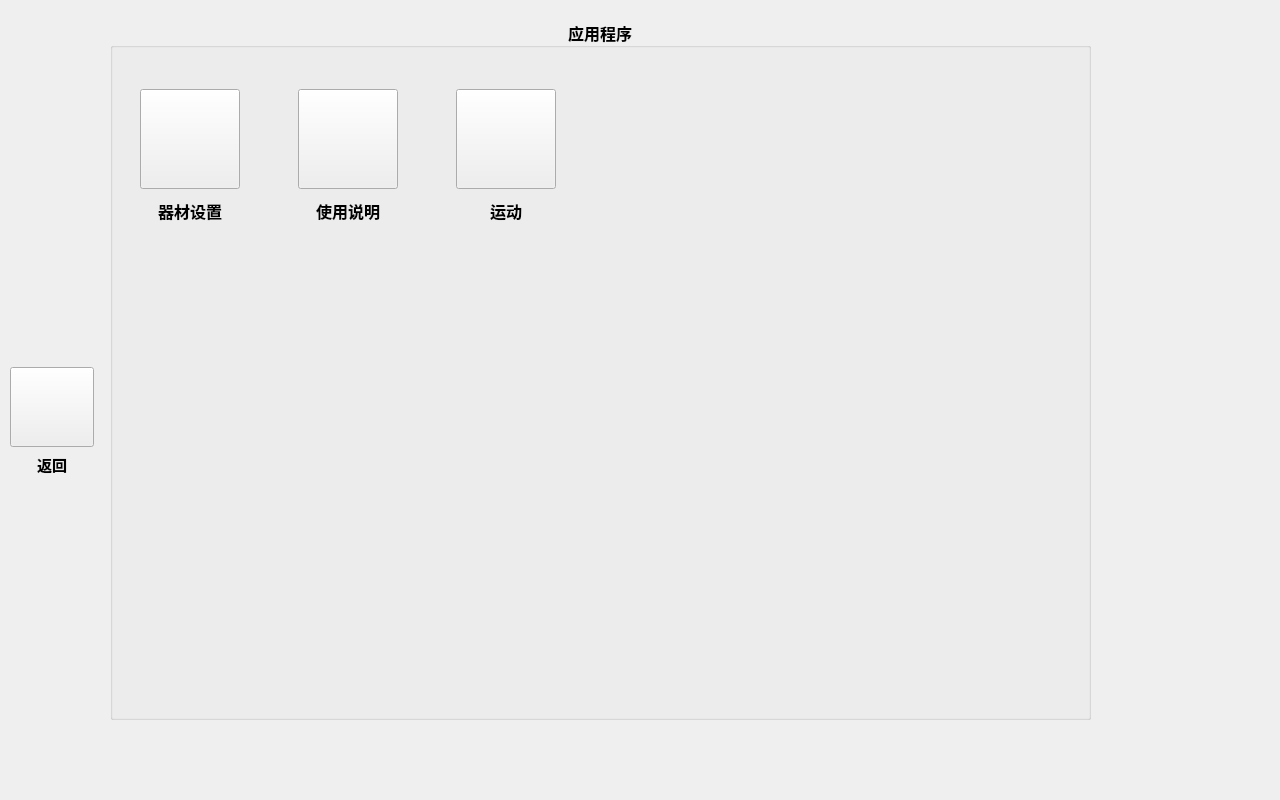
yuanluochen/Fitness-Eqiupment, file fitnessEquipment/application.ui: the form before one commit.
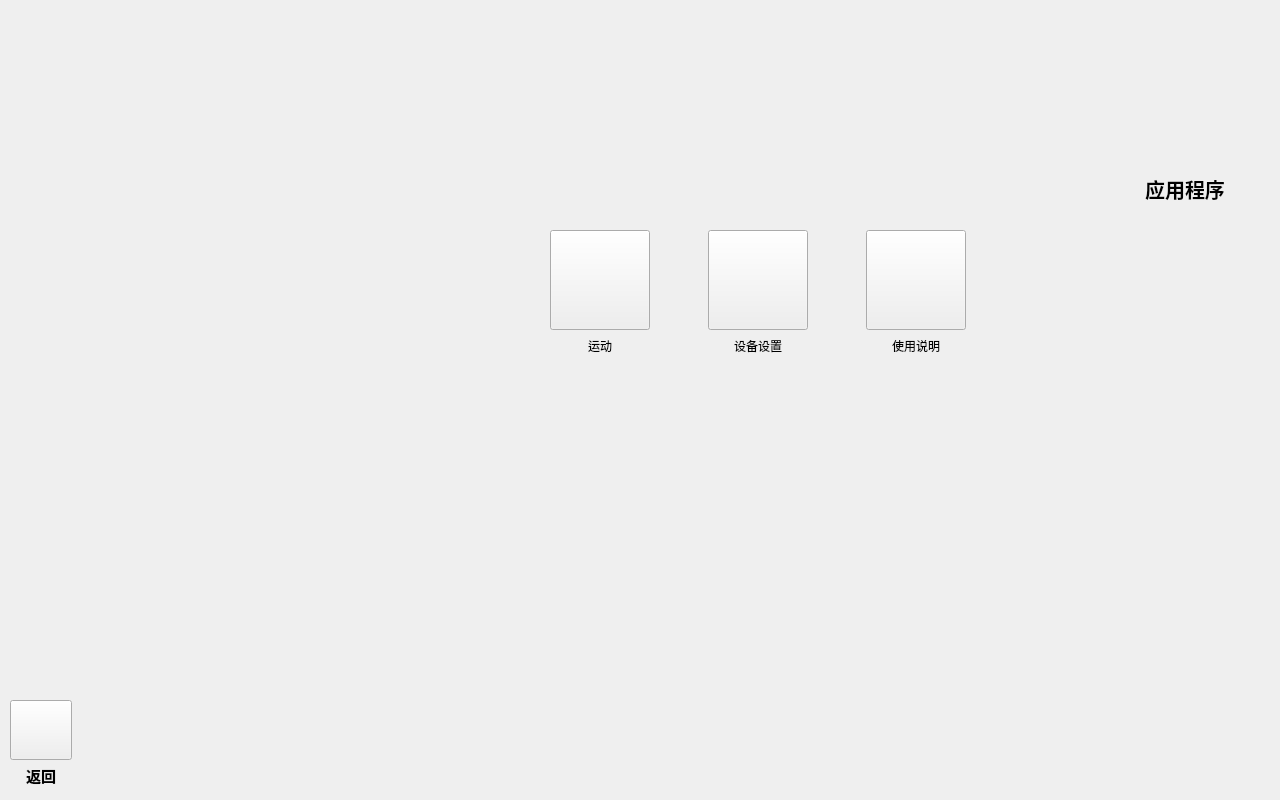
The form after the commit. Icons and pictures are not drawn.

Commit message: 优化了应用界面

What changed in the file:
```diff
--- a/fitnessEquipment/application.ui
+++ b/fitnessEquipment/application.ui
@@ -13,47 +13,140 @@
   <property name="windowTitle">
    <string>Form</string>
   </property>
-  <widget class="QGroupBox" name="groupBox">
+  <widget class="QLabel" name="label_7">
    <property name="geometry">
     <rect>
-     <x>110</x>
-     <y>19</y>
-     <width>981</width>
-     <height>701</height>
+     <x>20</x>
+     <y>230</y>
+     <width>471</width>
+     <height>451</height>
     </rect>
    </property>
+   <property name="styleSheet">
+    <string notr="true">border-image: url(:/resource/application/health.png);</string>
+   </property>
+   <property name="text">
+    <string/>
+   </property>
+  </widget>
+  <widget class="QWidget" name="">
+   <property name="geometry">
+    <rect>
+     <x>1110</x>
+     <y>20</y>
+     <width>152</width>
+     <height>184</height>
+    </rect>
+   </property>
+   <layout class="QVBoxLayout" name="verticalLayout">
+    <item>
+     <widget class="QLabel" name="label_6">
    <property name="minimumSize">
     <size>
-     <width>650</width>
+        <width>150</width>
+        <height>150</height>
+       </size>
+      </property>
+      <property name="maximumSize">
+       <size>
+        <width>150</width>
+        <height>150</height>
+       </size>
+      </property>
+      <property name="styleSheet">
+       <string notr="true">border-image: url(:/resource/application/application.png);</string>
+      </property>
+      <property name="text">
+       <string/>
+      </property>
+     </widget>
+    </item>
+    <item>
+     <widget class="QLabel" name="label_5">
+      <property name="minimumSize">
+       <size>
+        <width>0</width>
      <height>0</height>
     </size>
    </property>
+      <property name="maximumSize">
+       <size>
+        <width>150</width>
+        <height>150</height>
+       </size>
+      </property>
    <property name="font">
     <font>
-     <family>JetBrains Mono Light</family>
-     <pointsize>12</pointsize>
+        <pointsize>15</pointsize>
      <weight>75</weight>
      <bold>true</bold>
     </font>
    </property>
-   <property name="title">
+      <property name="text">
     <string>应用程序</string>
    </property>
    <property name="alignment">
     <set>Qt::AlignCenter</set>
    </property>
-   <widget class="QWidget" name="layoutWidget">
+     </widget>
+    </item>
+   </layout>
+  </widget>
+  <widget class="QWidget" name="">
     <property name="geometry">
      <rect>
-      <x>30</x>
-      <y>70</y>
+     <x>550</x>
+     <y>230</y>
       <width>416</width>
-      <height>137</height>
-     </rect>
-    </property>
-    <layout class="QGridLayout" name="gridLayout">
-     <item row="0" column="0">
-      <layout class="QVBoxLayout" name="settingLayout">
+     <height>126</height>
+    </rect>
+   </property>
+   <layout class="QHBoxLayout" name="horizontalLayout">
+    <item>
+     <layout class="QVBoxLayout" name="verticalLayout_2">
+      <item>
+       <widget class="QPushButton" name="pushButton">
+        <property name="minimumSize">
+         <size>
+          <width>100</width>
+          <height>100</height>
+         </size>
+        </property>
+        <property name="styleSheet">
+         <string notr="true">border-image: url(:/resource/application/sport.png);</string>
+        </property>
+        <property name="text">
+         <string/>
+        </property>
+       </widget>
+      </item>
+      <item>
+       <widget class="QLabel" name="label_4">
+        <property name="text">
+         <string>运动</string>
+        </property>
+        <property name="alignment">
+         <set>Qt::AlignCenter</set>
+        </property>
+       </widget>
+      </item>
+     </layout>
+    </item>
+    <item>
+     <spacer name="horizontalSpacer">
+      <property name="orientation">
+       <enum>Qt::Horizontal</enum>
+      </property>
+      <property name="sizeHint" stdset="0">
+       <size>
+        <width>40</width>
+        <height>20</height>
+       </size>
+      </property>
+     </spacer>
+    </item>
+    <item>
+     <layout class="QVBoxLayout" name="verticalLayout_3">
        <item>
         <widget class="QPushButton" name="settingPushButton">
          <property name="minimumSize">
@@ -73,7 +166,7 @@
        <item>
         <widget class="QLabel" name="label_2">
          <property name="text">
-          <string>器材设置</string>
+         <string>设备设置</string>
          </property>
          <property name="alignment">
           <set>Qt::AlignCenter</set>
@@ -82,8 +175,8 @@
        </item>
       </layout>
      </item>
-     <item row="0" column="1">
-      <spacer name="horizontalSpacer">
+    <item>
+     <spacer name="horizontalSpacer_2">
        <property name="orientation">
         <enum>Qt::Horizontal</enum>
        </property>
@@ -95,8 +188,8 @@
        </property>
       </spacer>
      </item>
-     <item row="0" column="2">
-      <layout class="QVBoxLayout" name="manualLayout">
+    <item>
+     <layout class="QVBoxLayout" name="verticalLayout_4">
        <item>
         <widget class="QPushButton" name="manualPushbutton">
          <property name="minimumSize">
@@ -125,77 +218,18 @@
        </item>
       </layout>
      </item>
-     <item row="0" column="3">
-      <spacer name="horizontalSpacer_2">
-       <property name="orientation">
-        <enum>Qt::Horizontal</enum>
-       </property>
-       <property name="sizeHint" stdset="0">
-        <size>
-         <width>40</width>
-         <height>20</height>
-        </size>
-       </property>
-      </spacer>
-     </item>
-     <item row="0" column="4">
-      <layout class="QVBoxLayout" name="verticalLayout_2">
-       <item>
-        <widget class="QPushButton" name="pushButton">
-         <property name="minimumSize">
-          <size>
-           <width>100</width>
-           <height>100</height>
-          </size>
-         </property>
-         <property name="styleSheet">
-          <string notr="true">border-image: url(:/resource/application/sport.png);</string>
-         </property>
-         <property name="text">
-          <string/>
-         </property>
-        </widget>
-       </item>
-       <item>
-        <widget class="QLabel" name="label_4">
-         <property name="text">
-          <string>运动</string>
-         </property>
-         <property name="alignment">
-          <set>Qt::AlignCenter</set>
-         </property>
-        </widget>
-       </item>
-      </layout>
-     </item>
-    </layout>
-   </widget>
-  </widget>
-  <widget class="QWidget" name="layoutWidget">
+   </layout>
+  </widget>
+  <widget class="QWidget" name="">
    <property name="geometry">
     <rect>
      <x>10</x>
-     <y>320</y>
-     <width>84</width>
-     <height>156</height>
+     <y>700</y>
+     <width>62</width>
+     <height>87</height>
     </rect>
    </property>
-   <layout class="QVBoxLayout" name="verticalLayout_3">
-    <item>
-     <spacer name="verticalSpacer">
-      <property name="orientation">
-       <enum>Qt::Vertical</enum>
-      </property>
-      <property name="sizeHint" stdset="0">
-       <size>
-        <width>20</width>
-        <height>40</height>
-       </size>
-      </property>
-     </spacer>
-    </item>
-    <item>
-     <layout class="QVBoxLayout" name="verticalLayout">
+   <layout class="QVBoxLayout" name="verticalLayout_5">
       <item>
        <widget class="QPushButton" name="returnBefore">
         <property name="enabled">
@@ -203,8 +237,8 @@
         </property>
         <property name="minimumSize">
          <size>
-          <width>80</width>
-          <height>80</height>
+        <width>60</width>
+        <height>60</height>
          </size>
         </property>
         <property name="styleSheet">
@@ -240,8 +274,6 @@
          <set>Qt::AlignCenter</set>
         </property>
        </widget>
-      </item>
-     </layout>
     </item>
    </layout>
   </widget>
```
Lines whose indentation alone changed are shown as unchanged. The commit also changes 3 other files.
